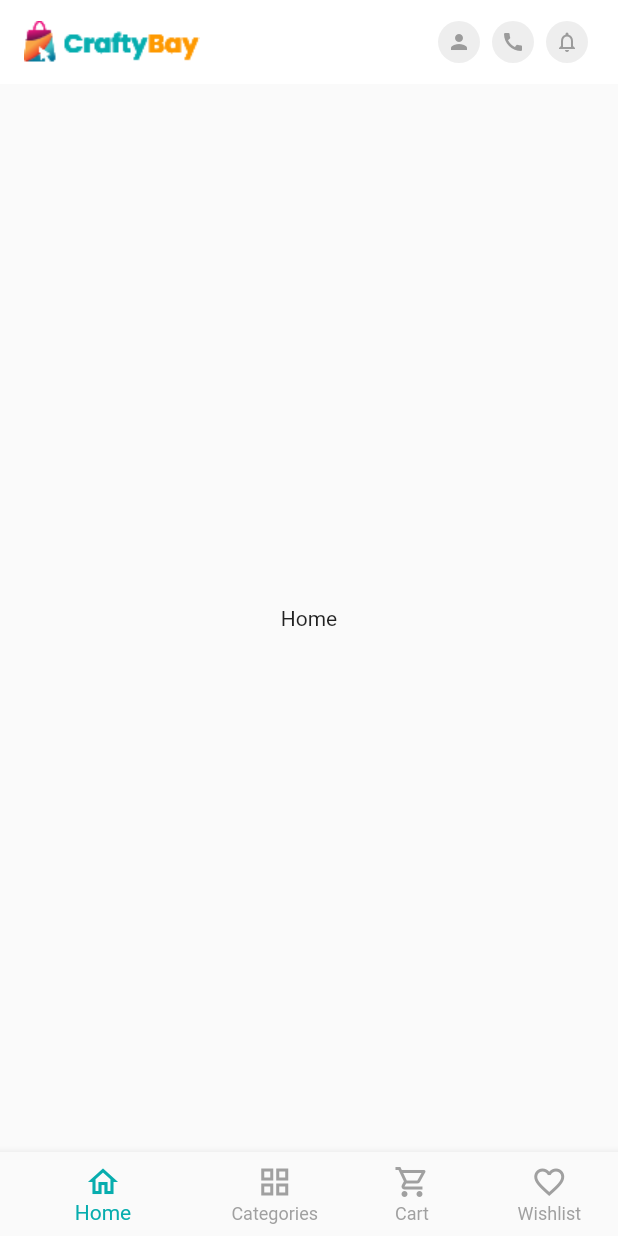
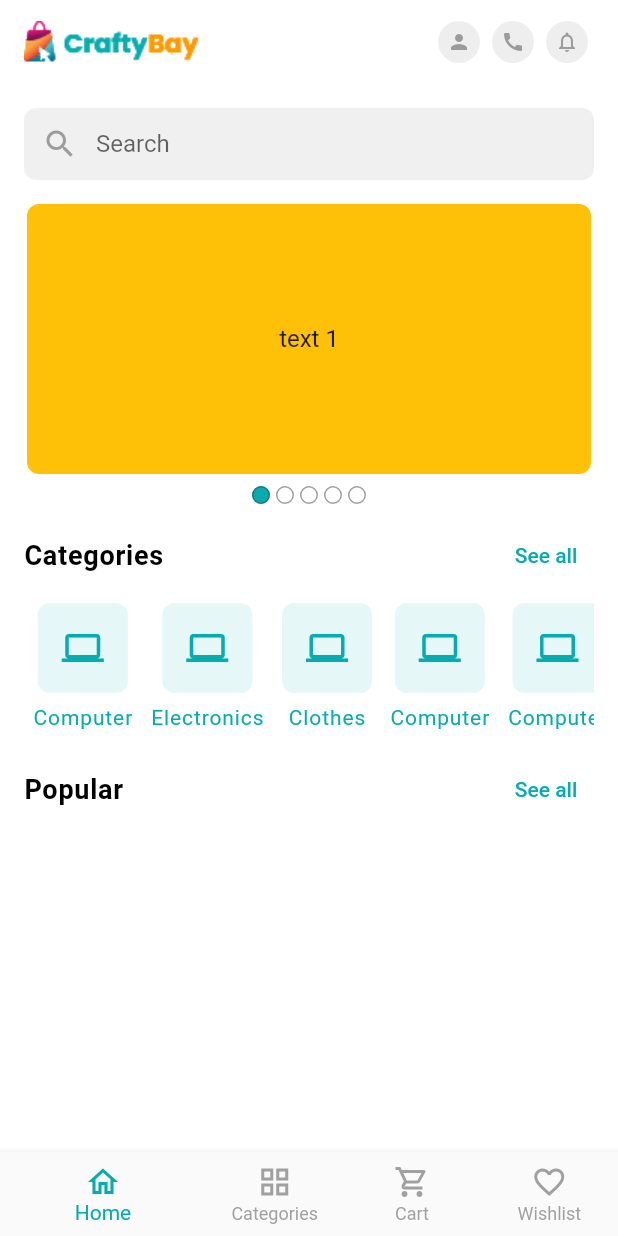
Before and after one commit to RafatMeraz/ostad_flutter_batch_two, a Flutter app: the screen it shows after launch, on a phone screen of 412 x 824 dp. Run offline on Flutter 3.47's test engine with Material 2 defaults, Android fonts, the phone set to English and light mode, and no system bars; drawn by our look-alikes of carousel_slider; our stand-ins replace get, pin_code_fields.

Commit message:
home screen ui in progress

```diff
--- a/lib/main.dart
+++ b/lib/main.dart
@@ -34,10 +34,12 @@ class CraftyBay extends StatelessWidget {
         ),
       ),
       theme: ThemeData(
+        brightness: Brightness.light,
         appBarTheme: const AppBarTheme(
           color: Colors.white,
           elevation: 1
         ),
+        scaffoldBackgroundColor: Colors.white,
         elevatedButtonTheme: ElevatedButtonThemeData(
           style: ElevatedButton.styleFrom(
             backgroundColor: primaryColor,
--- a/lib/ui/screens/home_screen.dart
+++ b/lib/ui/screens/home_screen.dart
@@ -1,6 +1,10 @@
 import 'package:flutter/material.dart';
+import 'package:ostad_flutter_batch_two/ui/widgets/category_card_widget.dart';
 
-import '../widgets/app_bar_icon_button.dart';
+import '../widgets/home/app_bar_icon_button.dart';
+import '../widgets/home/home_carousel_widget.dart';
+import '../widgets/home/remarks_title_widget.dart';
+import '../widgets/home/search_text_field.dart';
 
 class HomeScreen extends StatelessWidget {
   const HomeScreen({Key? key}) : super(key: key);
@@ -29,8 +33,62 @@ class HomeScreen extends StatelessWidget {
           ],
         ),
       ),
-      body: const Center(
-        child: Text('Home'),
+      body: Padding(
+        padding: const EdgeInsets.all(16),
+        child: Column(
+          children: [
+            const SearchTextField(),
+            const SizedBox(
+              height: 16,
+            ),
+            HomeCarouselWidget(),
+            const SizedBox(
+              height: 8,
+            ),
+            RemarksTitleWidget(
+              remarksName: 'Categories',
+              onTapSeeAll: () {},
+            ),
+            const SizedBox(
+              height: 8,
+            ),
+            SingleChildScrollView(
+              scrollDirection: Axis.horizontal,
+              child: Row(
+                children: const [
+                  CategoryCardWidget(
+                    name: 'Computer',
+                  ),
+                  CategoryCardWidget(
+                    name: 'Electronics',
+                  ),
+                  CategoryCardWidget(
+                    name: 'Clothes',
+                  ),
+                  CategoryCardWidget(
+                    name: 'Computer',
+                  ),
+                  CategoryCardWidget(
+                    name: 'Computer',
+                  ),
+                  CategoryCardWidget(
+                    name: 'Computer',
+                  ),
+                ],
+              ),
+            ),
+            const SizedBox(
+              height: 16,
+            ),
+            RemarksTitleWidget(
+              remarksName: 'Popular',
+              onTapSeeAll: () {},
+            ),
+            const SizedBox(
+              height: 8,
+            ),
+          ],
+        ),
       ),
     );
   }
--- /dev/null
+++ b/lib/ui/widgets/category_card_widget.dart
@@ -0,0 +1,49 @@
+import 'package:flutter/material.dart';
+
+import '../utils/app_colors.dart';
+
+class CategoryCardWidget extends StatelessWidget {
+  const CategoryCardWidget({
+    Key? key,
+    required this.name,
+  }) : super(key: key);
+
+  final String name;
+
+  @override
+  Widget build(BuildContext context) {
+    return Padding(
+      padding: const EdgeInsets.symmetric(horizontal: 6),
+      child: Column(
+        crossAxisAlignment: CrossAxisAlignment.center,
+        children: [
+          Container(
+            decoration: BoxDecoration(
+                color: primaryColor.withOpacity(0.1),
+                borderRadius: BorderRadius.circular(8)),
+            child: const Padding(
+              padding: EdgeInsets.all(16.0),
+              child: Icon(
+                Icons.computer,
+                size: 28,
+                color: primaryColor,
+              ),
+            ),
+          ),
+          const SizedBox(
+            height: 8,
+          ),
+          Text(
+            name,
+            textAlign: TextAlign.center,
+            style: const TextStyle(
+              fontWeight: FontWeight.w400,
+              color: primaryColor,
+              letterSpacing: 0.6,
+            ),
+          ),
+        ],
+      ),
+    );
+  }
+}
--- a/lib/ui/widgets/app_bar_icon_button.dart
+++ b/lib/ui/widgets/home/app_bar_icon_button.dart
@@ -1,6 +1,6 @@
 import 'package:flutter/material.dart';
 
-import '../utils/app_colors.dart';
+import '../../utils/app_colors.dart';
 
 class AppBarIconButton extends StatelessWidget {
   const AppBarIconButton({
--- /dev/null
+++ b/lib/ui/widgets/home/home_carousel_widget.dart
@@ -0,0 +1,70 @@
+import 'package:carousel_slider/carousel_slider.dart';
+import 'package:flutter/material.dart';
+
+import '../../utils/app_colors.dart';
+
+class HomeCarouselWidget extends StatelessWidget {
+  final ValueNotifier<int> _currentCarouselIndex = ValueNotifier(0);
+
+  HomeCarouselWidget({super.key});
+
+  @override
+  Widget build(BuildContext context) {
+    return Column(
+      children: [
+        CarouselSlider(
+          options: CarouselOptions(
+              height: 180.0,
+              viewportFraction: 1,
+              autoPlay: true,
+              onPageChanged: (index, _) {
+                _currentCarouselIndex.value = index;
+              }),
+          items: [1, 2, 3, 4, 5].map((i) {
+            return Builder(
+              builder: (BuildContext context) {
+                return Container(
+                  width: MediaQuery.of(context).size.width,
+                  margin: const EdgeInsets.symmetric(horizontal: 2.0),
+                  decoration: BoxDecoration(
+                      color: Colors.amber,
+                      borderRadius: BorderRadius.circular(8)),
+                  alignment: Alignment.center,
+                  child: Text(
+                    'text $i',
+                    style: const TextStyle(fontSize: 16.0),
+                  ),
+                );
+              },
+            );
+          }).toList(),
+        ),
+        const SizedBox(
+          height: 6,
+        ),
+        ValueListenableBuilder(
+          valueListenable: _currentCarouselIndex,
+          builder: (context, currentValue, _) {
+            return Row(
+              mainAxisAlignment: MainAxisAlignment.center,
+              children: [
+                for (int i = 0; i < 5; i++)
+                  Padding(
+                    padding: const EdgeInsets.all(2.0),
+                    child: Container(
+                      height: 12,
+                      width: 12,
+                      decoration: BoxDecoration(
+                          color: currentValue == i ? primaryColor : null,
+                          border: Border.all(color: greyColor.withOpacity(0.5)),
+                          borderRadius: BorderRadius.circular(10)),
+                    ),
+                  )
+              ],
+            );
+          },
+        ),
+      ],
+    );
+  }
+}
--- /dev/null
+++ b/lib/ui/widgets/home/remarks_title_widget.dart
@@ -0,0 +1,36 @@
+import 'package:flutter/material.dart';
+
+import '../../utils/app_colors.dart';
+import '../../utils/styles.dart';
+
+class RemarksTitleWidget extends StatelessWidget {
+  const RemarksTitleWidget({
+    Key? key,
+    required this.remarksName,
+    required this.onTapSeeAll,
+  }) : super(key: key);
+
+  final String remarksName;
+  final VoidCallback onTapSeeAll;
+
+  @override
+  Widget build(BuildContext context) {
+    return Row(
+      mainAxisAlignment: MainAxisAlignment.spaceBetween,
+      children: [
+        Text(
+          remarksName,
+          style: titleTextStyle.copyWith(
+              fontSize: 18, fontWeight: FontWeight.w600),
+        ),
+        TextButton(
+          onPressed: onTapSeeAll,
+          child: const Text(
+            'See all',
+            style: TextStyle(color: primaryColor),
+          ),
+        )
+      ],
+    );
+  }
+}
--- /dev/null
+++ b/lib/ui/widgets/home/search_text_field.dart
@@ -0,0 +1,34 @@
+import 'package:flutter/material.dart';
+
+import '../../utils/app_colors.dart';
+
+class SearchTextField extends StatelessWidget {
+  const SearchTextField({
+    Key? key,
+  }) : super(key: key);
+
+  @override
+  Widget build(BuildContext context) {
+    return TextField(
+      keyboardType: TextInputType.text,
+      textInputAction: TextInputAction.search,
+      onSubmitted: (value) {},
+      decoration: InputDecoration(
+        contentPadding: const EdgeInsets.symmetric(horizontal: 16),
+        fillColor: softGreyColor.withOpacity(0.1),
+        filled: true,
+        hintText: 'Search',
+        prefixIcon: const Icon(
+          Icons.search,
+          color: softGreyColor,
+        ),
+        enabledBorder: OutlineInputBorder(
+            borderSide: BorderSide.none,
+            borderRadius: BorderRadius.circular(8)),
+        focusedBorder: OutlineInputBorder(
+            borderSide: BorderSide.none,
+            borderRadius: BorderRadius.circular(8)),
+      ),
+    );
+  }
+}
--- a/pubspec.yaml
+++ b/pubspec.yaml
@@ -14,6 +14,7 @@ dependencies:
   cupertino_icons: ^1.0.2
   get: ^4.6.5
   pin_code_fields: ^7.4.0
+  carousel_slider: ^4.2.1
 
 dev_dependencies:
   flutter_test:
```
Also changed, not shown: pubspec.lock.
